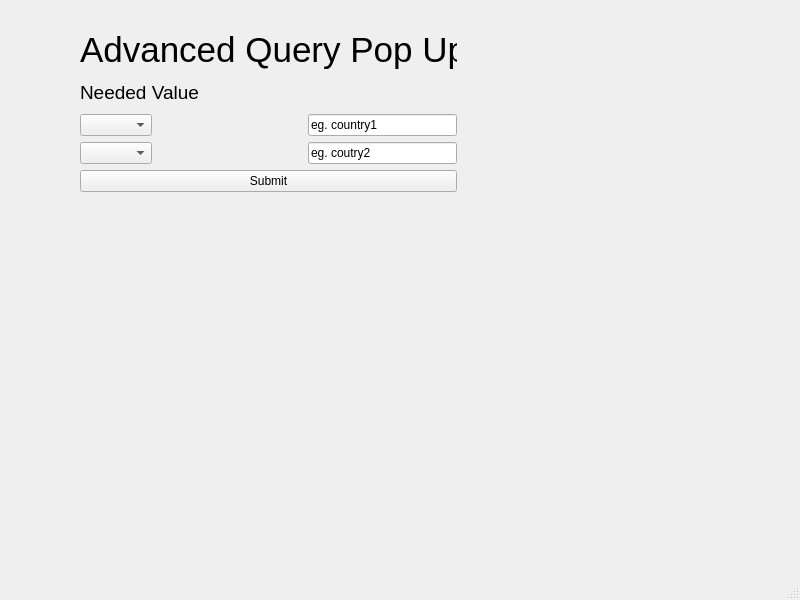
Leoyang158/SupplyChain_CSCE310, file advancedQuery_new.ui: the form before one commit.
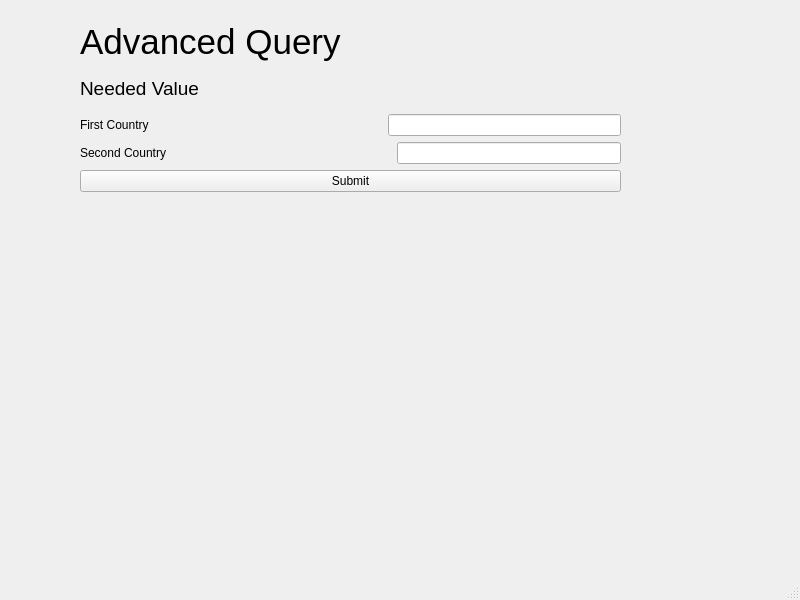
The form after the commit.

Commit message: Update the advanced query design

Patch:
```diff
--- a/advancedQuery_new.ui
+++ b/advancedQuery_new.ui
@@ -14,17 +14,17 @@
    <string>MainWindow</string>
   </property>
   <widget class="QWidget" name="centralwidget">
-   <widget class="QWidget" name="">
+   <widget class="QWidget" name="layoutWidget">
     <property name="geometry">
      <rect>
       <x>80</x>
-      <y>30</y>
-      <width>377</width>
-      <height>162</height>
+      <y>21</y>
+      <width>541</width>
+      <height>171</height>
      </rect>
     </property>
-    <layout class="QVBoxLayout" name="verticalLayout">
-     <item>
+    <layout class="QGridLayout" name="gridLayout">
+     <item row="0" column="0">
       <widget class="QLabel" name="AdvancedQueryTitle">
        <property name="font">
         <font>
@@ -32,11 +32,11 @@
         </font>
        </property>
        <property name="text">
-        <string>Advanced Query Pop Up</string>
+        <string>Advanced Query </string>
        </property>
       </widget>
      </item>
-     <item>
+     <item row="1" column="0">
       <widget class="QLabel" name="NeededValueTitle">
        <property name="font">
         <font>
@@ -48,10 +48,14 @@
        </property>
       </widget>
      </item>
-     <item>
+     <item row="2" column="0">
       <layout class="QHBoxLayout" name="horizontalLayout">
        <item>
-        <widget class="QComboBox" name="uiValue1"/>
+        <widget class="QLabel" name="uiAdvancedInput1">
+         <property name="text">
+          <string>First Country</string>
+         </property>
+        </widget>
        </item>
        <item>
         <spacer name="horizontalSpacer">
@@ -69,16 +73,20 @@
        <item>
         <widget class="QLineEdit" name="uiOptionalValue3">
          <property name="text">
-          <string>eg. country1</string>
+          <string/>
          </property>
         </widget>
        </item>
       </layout>
      </item>
-     <item>
+     <item row="3" column="0">
       <layout class="QHBoxLayout" name="horizontalLayout_2">
        <item>
-        <widget class="QComboBox" name="uiOptionalValue1"/>
+        <widget class="QLabel" name="uiAdvancedInput2">
+         <property name="text">
+          <string>Second Country</string>
+         </property>
+        </widget>
        </item>
        <item>
         <spacer name="horizontalSpacer_2">
@@ -96,13 +104,13 @@
        <item>
         <widget class="QLineEdit" name="uiOptionalValue3_2">
          <property name="text">
-          <string>eg. coutry2</string>
+          <string/>
          </property>
         </widget>
        </item>
       </layout>
      </item>
-     <item>
+     <item row="4" column="0">
       <widget class="QPushButton" name="uiSubmitAdvanced">
        <property name="text">
         <string>Submit</string>
```
Left out of the diff: 4 changed lines with no effect on the pictures. The commit also changes 2 other files.
